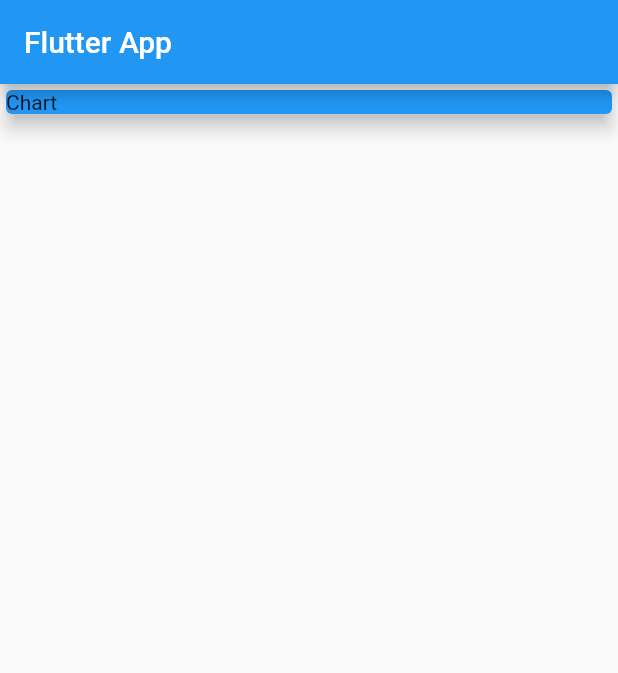
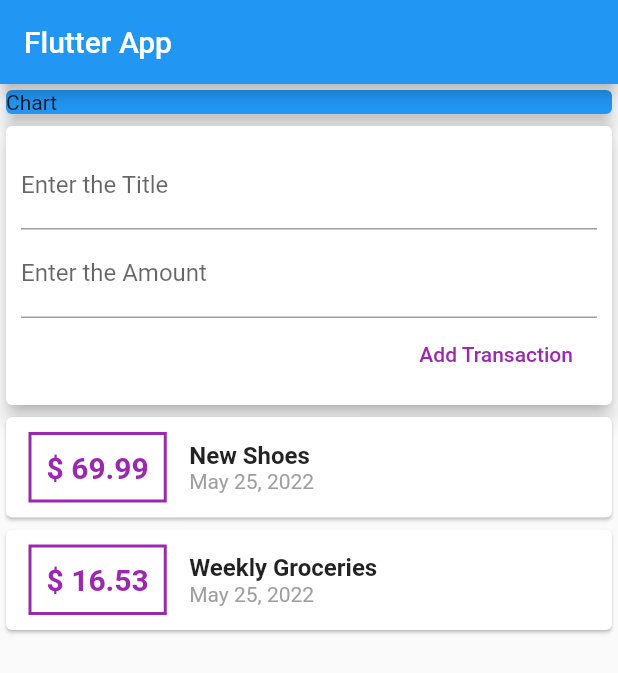
Before and after one commit to rajput-hemant/expense-tracker, a Flutter app: the screen it shows after launch, on a phone screen of 412 x 824 dp. Shown: the top 673 px of the screen. Run offline on Flutter 3.47's test engine with Material 2 defaults, Android fonts, the phone set to English and light mode, and no system bars.

Commit message:
Added method _addNewTransaction to add new transaction to the Transaction List
Signed-off-by: rajput-hemant <hemant.rajput_cs20@gla.ac.in>

```diff
--- a/lib/main.dart
+++ b/lib/main.dart
@@ -1,4 +1,6 @@
 import 'package:flutter/material.dart';
+
+import 'widgets/user_Transaction.dart';
 
 void main() => runApp(MyApp());
 
@@ -13,7 +15,6 @@ class MyApp extends StatelessWidget {
 }
 
 class MyHomePage extends StatelessWidget {
-
   @override
   Widget build(BuildContext context) {
     return Scaffold(
@@ -32,6 +33,7 @@ class MyHomePage extends StatelessWidget {
               elevation: 5,
             ),
           ),
+          UserTransactions(),
         ],
       ),
     );
--- a/lib/widgets/new_transaction.dart
+++ b/lib/widgets/new_transaction.dart
@@ -1,10 +1,13 @@
 import 'package:flutter/material.dart';
 
 class NewTransaction extends StatelessWidget {
+  final Function addNewTransaction;
   // String? titleInput;
   // String? amountInput;
   final titleController = TextEditingController();
   final amountController = TextEditingController();
+
+  NewTransaction(this.addNewTransaction);
 
   @override
   Widget build(BuildContext context) {
@@ -26,11 +29,11 @@ class NewTransaction extends StatelessWidget {
             ),
             FlatButton(
               child: Text('Add Transaction'),
-              onPressed: () {
-                print(titleController.text);
-                print(amountController.text);
-              },
               textColor: Colors.purple,
+              onPressed: () => addNewTransaction(
+                titleController.text,
+                double.parse(amountController.text),
+              ),
             )
           ]),
         ),
--- a/lib/widgets/user_Transaction.dart
+++ b/lib/widgets/user_Transaction.dart
@@ -1,7 +1,7 @@
 import 'package:flutter/material.dart';
 
-import '/widgets/transaction_list.dart';
 import 'new_transaction.dart';
+import 'transaction_list.dart';
 import '/models/transaction.dart';
 
 class UserTransactions extends StatefulWidget {
@@ -25,13 +25,24 @@ class _UserTransactionsState extends State<UserTransactions> {
     ),
   ];
 
+  void _addNewTransaction(String title, double amount) {
+    final newTrnxn = Transaction(
+      id: DateTime.now().toString(),
+      title: title,
+      amount: amount,
+      date: DateTime.now(),
+    );
 
+    setState(() {
+      _userTransactions.add(newTrnxn);
+    });
+  }
 
   @override
   Widget build(BuildContext context) {
     return Column(
       children: [
-        NewTransaction(),
+        NewTransaction(_addNewTransaction),
         TransactionList(_userTransactions),
       ],
     );
```
